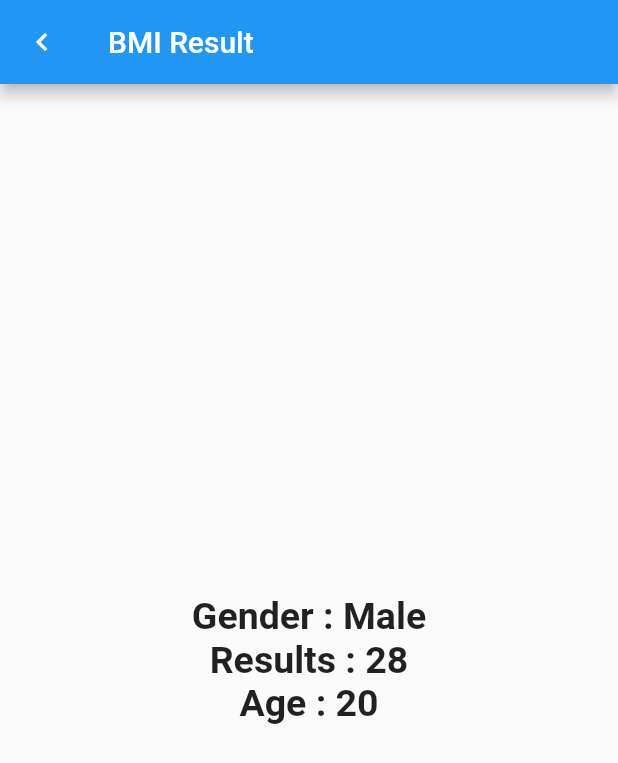
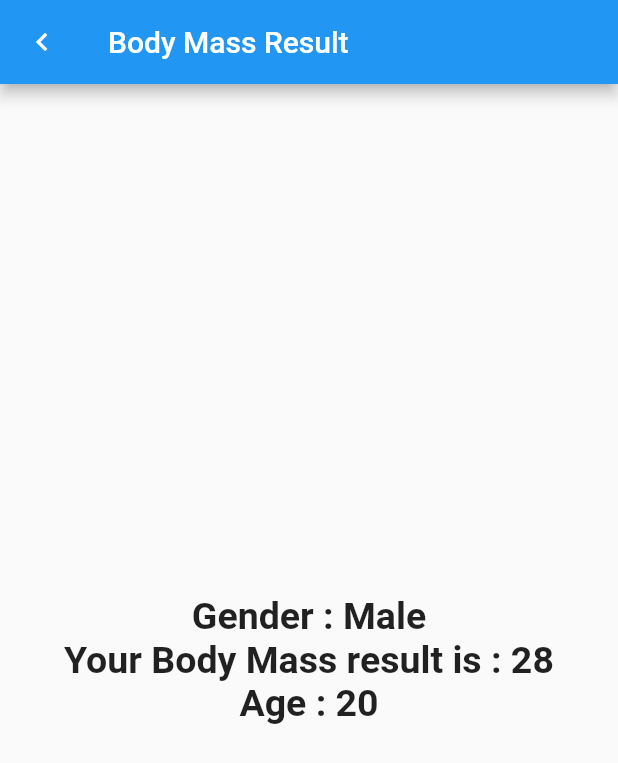
Before and after one commit to omartitouhi/bmi_calculator, a Flutter app: the screen it shows after launch, after a tap on "CALCULATE", on a phone screen of 412 x 824 dp. Shown: the top 763 px of the screen. Run offline on Flutter 3.47's test engine with Material 2 defaults, Android fonts, the light colour scheme and no system bars.

Commit message:
bmi result

```diff
--- a/lib/bmi_result.dart
+++ b/lib/bmi_result.dart
@@ -18,7 +18,7 @@ class BMIResult extends StatelessWidget {
         leading: IconButton(onPressed: (){
           Navigator.pop(context);
         }, icon: Icon(Icons.keyboard_arrow_left)),
-        title: Text('BMI Result'),
+        title: Text('Body Mass Result'),
       ),
       body: Center(
         child: Column(
@@ -32,7 +32,7 @@ class BMIResult extends StatelessWidget {
               ),
             ),
             Text(
-              'Results : $result',
+              'Your Body Mass result is : $result',
               style: TextStyle(
                 fontSize: 25.0,
                 fontWeight: FontWeight.bold,
```
